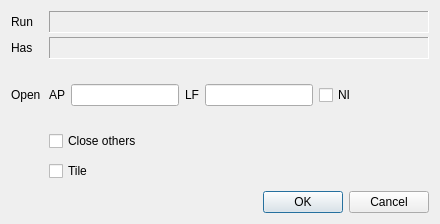
This is Forms/FVW_LinkDialog.ui in billkarsh/SpikeGLX as Qt 5 draws it before an edit. The edited form follows.
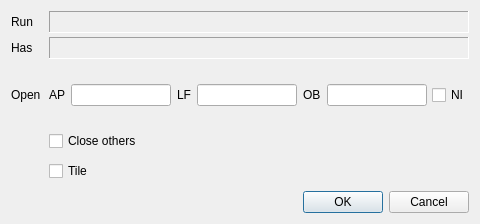
This is the edited form.

Patch:
```diff
--- a/Forms/FVW_LinkDialog.ui
+++ b/Forms/FVW_LinkDialog.ui
@@ -6,7 +6,7 @@
    <rect>
     <x>0</x>
     <y>0</y>
-    <width>440</width>
+    <width>480</width>
     <height>224</height>
    </rect>
   </property>
@@ -18,7 +18,7 @@
   </property>
   <property name="minimumSize">
    <size>
-    <width>440</width>
+    <width>480</width>
     <height>224</height>
    </size>
   </property>
@@ -293,6 +293,32 @@
          </property>
         </widget>
        </item>
+       <item>
+        <widget class="QLabel" name="label_6">
+         <property name="text">
+          <string>OB</string>
+         </property>
+        </widget>
+       </item>
+       <item>
+        <widget class="QLineEdit" name="obLE">
+         <property name="sizePolicy">
+          <sizepolicy hsizetype="MinimumExpanding" vsizetype="Fixed">
+           <horstretch>0</horstretch>
+           <verstretch>0</verstretch>
+          </sizepolicy>
+         </property>
+         <property name="minimumSize">
+          <size>
+           <width>100</width>
+           <height>0</height>
+          </size>
+         </property>
+         <property name="toolTip">
+          <string>E.g. 0,3:6</string>
+         </property>
+        </widget>
+       </item>
        <item>
         <widget class="QCheckBox" name="NIChk">
          <property name="sizePolicy">
```
Left out of the diff: 1 changed line with no effect on the pictures.
